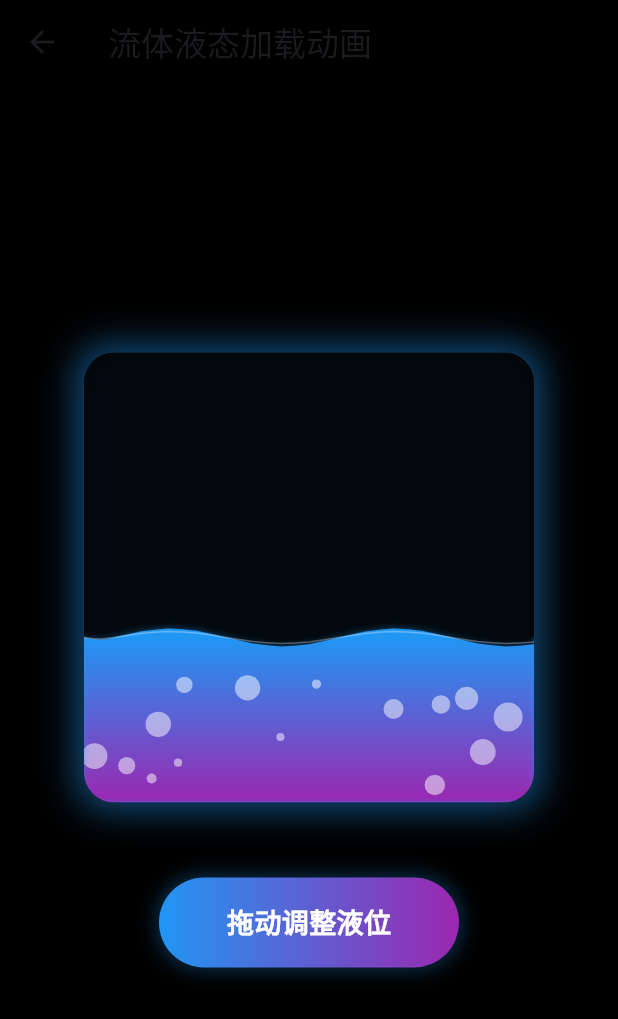
After one commit to sinyu1012/flutter-100-ui-animations, a Flutter app: the screen it shows after launch, after a tap on "流体液态加载动画", on a phone screen of 412 x 824 dp. The commit adds this screen. Shown: the top 1019 px of the screen. Run offline on Flutter 3.47's test engine with Material 3 defaults, Android fonts, the phone set to English and light mode, and no system bars.

Commit message:
添加流体液态加载动画功能
- 实现了 LiquidLoaderPage 以展示流体液态加载动画。
- 使用 CustomPainter 和 AnimationController 创建流体效果。
- 在 main.dart 中添加导航到流体液态加载动画页面。
- 新增文档，详细说明如何实现流体液态加载动画。

```diff
--- /dev/null
+++ b/lib/animation/liquid_loader.dart
@@ -0,0 +1,282 @@
+import 'dart:math';
+import 'package:flutter/material.dart';
+import 'package:vector_math/vector_math.dart' as vector;
+
+class LiquidLoaderPage extends StatefulWidget {
+  @override
+  _LiquidLoaderPageState createState() => _LiquidLoaderPageState();
+}
+
+class _LiquidLoaderPageState extends State<LiquidLoaderPage>
+    with SingleTickerProviderStateMixin {
+  late AnimationController _controller;
+  double _progress = 0.0;
+  final _dragHeight = 100.0;
+
+  @override
+  void initState() {
+    super.initState();
+    _controller = AnimationController(
+      vsync: this,
+      duration: Duration(milliseconds: 3000),
+    )..addListener(() {
+        setState(() {
+          _progress = _controller.value;
+        });
+      });
+
+    _controller.repeat();
+  }
+
+  @override
+  void dispose() {
+    _controller.dispose();
+    super.dispose();
+  }
+
+  @override
+  Widget build(BuildContext context) {
+    return Scaffold(
+      backgroundColor: Colors.black,
+      appBar: AppBar(
+        title: Text('流体液态加载动画'),
+        backgroundColor: Colors.black87,
+        elevation: 0,
+      ),
+      body: Center(
+        child: Column(
+          mainAxisAlignment: MainAxisAlignment.center,
+          children: [
+            Container(
+              width: 300,
+              height: 300,
+              decoration: BoxDecoration(
+                borderRadius: BorderRadius.circular(20),
+                boxShadow: [
+                  BoxShadow(
+                    color: Colors.blue.withOpacity(0.5),
+                    blurRadius: 20,
+                    spreadRadius: 5,
+                  )
+                ],
+              ),
+              child: ClipRRect(
+                borderRadius: BorderRadius.circular(20),
+                child: CustomPaint(
+                  painter: LiquidPainter(
+                    progress: _progress,
+                    color1: Colors.blue,
+                    color2: Colors.purple,
+                  ),
+                ),
+              ),
+            ),
+            SizedBox(height: 50),
+            GestureDetector(
+              onVerticalDragUpdate: (details) {
+                setState(() {
+                  _progress -= details.delta.dy / _dragHeight;
+                  _progress = _progress.clamp(0.0, 1.0);
+                });
+                // 暂停自动动画
+                _controller.stop();
+              },
+              onVerticalDragEnd: (details) {
+                // 恢复自动动画
+                _controller.repeat();
+              },
+              child: Container(
+                width: 200,
+                height: 60,
+                decoration: BoxDecoration(
+                  borderRadius: BorderRadius.circular(30),
+                  gradient: LinearGradient(
+                    colors: [Colors.blue, Colors.purple],
+                  ),
+                  boxShadow: [
+                    BoxShadow(
+                      color: Colors.blue.withOpacity(0.3),
+                      blurRadius: 10,
+                      spreadRadius: 2,
+                    ),
+                  ],
+                ),
+                child: Center(
+                  child: Text(
+                    '拖动调整液位',
+                    style: TextStyle(
+                      color: Colors.white,
+                      fontSize: 18,
+                      fontWeight: FontWeight.bold,
+                    ),
+                  ),
+                ),
+              ),
+            ),
+          ],
+        ),
+      ),
+    );
+  }
+}
+
+class LiquidPainter extends CustomPainter {
+  final double progress;
+  final Color color1;
+  final Color color2;
+
+  LiquidPainter({
+    required this.progress,
+    required this.color1,
+    required this.color2,
+  });
+
+  @override
+  void paint(Canvas canvas, Size size) {
+    // 绘制背景
+    final backgroundPaint = Paint()..color = Colors.black87;
+    canvas.drawRect(
+        Rect.fromLTWH(0, 0, size.width, size.height), backgroundPaint);
+
+    // 绘制液体
+    final liquidHeight = size.height * progress;
+    final liquidRect =
+        Rect.fromLTWH(0, size.height - liquidHeight, size.width, liquidHeight);
+
+    // 创建液体渐变
+    final gradient = LinearGradient(
+      begin: Alignment.topCenter,
+      end: Alignment.bottomCenter,
+      colors: [color1, color2],
+    );
+
+    final liquidPaint = Paint()..shader = gradient.createShader(liquidRect);
+
+    // 创建液体波浪路径
+    final path = Path();
+
+    // 起始点
+    path.moveTo(0, size.height);
+
+    // 左边界
+    path.lineTo(0, size.height - liquidHeight);
+
+    // 使用平滑的贝塞尔曲线绘制波浪
+    final waveHeight = 6.0; // 减小波浪高度
+    final baseHeight = size.height - liquidHeight;
+
+    // 先添加第一个点
+    path.lineTo(0, baseHeight);
+
+    // 使用更多的点和quadraticBezierTo绘制平滑曲线
+    final segments = 16;
+    double previousX = 0;
+    double previousY = baseHeight;
+
+    for (int i = 1; i <= segments; i++) {
+      final t = i / segments;
+      final x = size.width * t;
+
+      // 使用单一的正弦函数，避免尖锐的波峰
+      final sinValue = sin((progress * 2 * pi) + (t * 4 * pi));
+      final y = baseHeight + sinValue * waveHeight;
+
+      // 控制点，在前一点和当前点之间
+      final controlX = (previousX + x) / 2;
+      final controlY = baseHeight +
+          sin((progress * 2 * pi) + ((t - 0.5 / segments) * 4 * pi)) *
+              waveHeight;
+
+      // 使用二次贝塞尔曲线连接点
+      path.quadraticBezierTo(controlX, controlY, x, y);
+
+      previousX = x;
+      previousY = y;
+    }
+
+    // 右边界和底部
+    path.lineTo(size.width, size.height - liquidHeight);
+    path.lineTo(size.width, size.height);
+    path.close();
+
+    // 绘制液体
+    canvas.drawPath(path, liquidPaint);
+
+    // 添加气泡效果
+    drawBubbles(canvas, size, liquidRect);
+
+    // 添加光晕效果
+    drawGlow(canvas, size, path, liquidPaint);
+  }
+
+  void drawBubbles(Canvas canvas, Size size, Rect liquidRect) {
+    final random = Random(progress.toInt() * 1000);
+    final bubblePaint = Paint()..color = Colors.white.withOpacity(0.5);
+
+    for (int i = 0; i < 15; i++) {
+      final bubbleSize = random.nextDouble() * 8 + 2;
+      final bubbleX = random.nextDouble() * size.width;
+      final bubbleY =
+          size.height - (random.nextDouble() * liquidRect.height * 0.8);
+      final offset = sin((progress * 2 * pi) + i) * 5;
+
+      canvas.drawCircle(
+          Offset(bubbleX, bubbleY + offset), bubbleSize, bubblePaint);
+    }
+  }
+
+  void drawGlow(Canvas canvas, Size size, Path path, Paint paint) {
+    // 添加发光效果
+    for (int i = 0; i < 5; i++) {
+      final glowPaint = Paint()
+        ..color = color1.withOpacity(0.1 - i * 0.02)
+        ..style = PaintingStyle.stroke
+        ..strokeWidth = i * 2.0;
+
+      canvas.drawPath(path, glowPaint);
+    }
+
+    // 添加顶部高光
+    final highlightPaint = Paint()
+      ..color = Colors.white.withOpacity(0.3)
+      ..style = PaintingStyle.stroke
+      ..strokeWidth = 1.0;
+
+    final highlightPath = Path();
+    final baseHeight = size.height - size.height * progress;
+
+    highlightPath.moveTo(0, baseHeight);
+
+    // 使用贝塞尔曲线绘制平滑的高光
+    double previousX = 0;
+    double previousY = baseHeight;
+    final segments = 16;
+
+    for (int i = 1; i <= segments; i++) {
+      final t = i / segments;
+      final x = size.width * t;
+
+      // 使用单一的正弦函数
+      final sinValue = sin((progress * 2 * pi) + (t * 4 * pi));
+      final y = baseHeight + sinValue * 4.0; // 减小高光的波峰
+
+      // 控制点
+      final controlX = (previousX + x) / 2;
+      final controlY = baseHeight +
+          sin((progress * 2 * pi) + ((t - 0.5 / segments) * 4 * pi)) * 4.0;
+
+      // 使用二次贝塞尔曲线
+      highlightPath.quadraticBezierTo(controlX, controlY, x, y);
+
+      previousX = x;
+      previousY = y;
+    }
+
+    canvas.drawPath(highlightPath, highlightPaint);
+  }
+
+  @override
+  bool shouldRepaint(covariant LiquidPainter oldDelegate) {
+    return oldDelegate.progress != progress;
+  }
+}
--- a/lib/main.dart
+++ b/lib/main.dart
@@ -1,5 +1,6 @@
 import 'package:flutter/material.dart';
 import 'package:flutter_100_ui_animations/animation/wave.dart';
+import 'package:flutter_100_ui_animations/animation/liquid_loader.dart';
 
 void main() {
   runApp(const MyApp());
@@ -58,6 +59,15 @@ class _AnimatedContainerDemoState extends State<AnimatedContainerDemo> {
               },
               child: Text('Animate-波浪'),
             ),
+            ElevatedButton(
+              onPressed: () {
+                Navigator.push(
+                  context,
+                  MaterialPageRoute(builder: (context) => LiquidLoaderPage()),
+                );
+              },
+              child: Text('流体液态加载动画'),
+            ),
           ],
         ),
       ),
```
Also changed, not shown: 1 other file.
